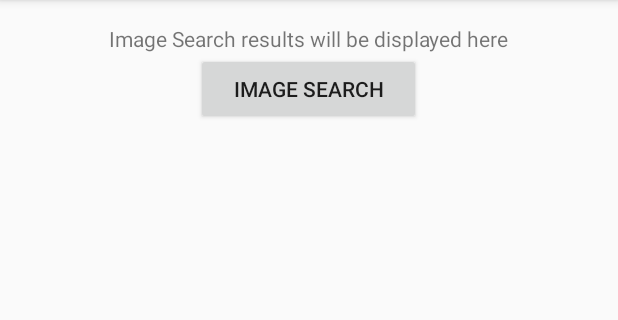
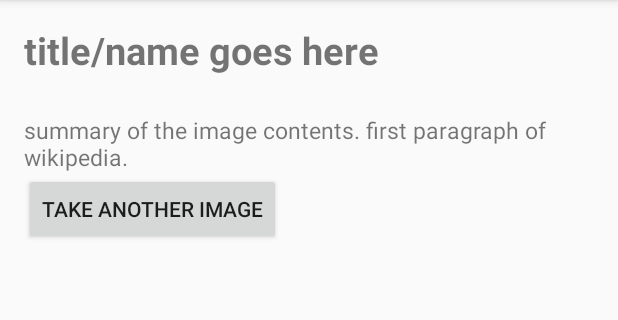
Before and after one commit to ODU-CS-441-Fall2015/VIA, an Android app: the ImageSearchActivity screen opened directly, with no data from a screen before it, on a phone screen of 412 x 824 dp, the part 84-404 px from its top. Run offline under Robolectric (Android 15) with nearby library versions, the phone set to English and light mode, and no system bars; libraries missing offline, so code that uses them is left out: retrofit.client; 1 statement that could not run was skipped.

Commit message:
one less activity and a button press down

```diff
--- a/app/src/main/java/rainbowbeard/viaglass/ImageSearchActivity.java
+++ b/app/src/main/java/rainbowbeard/viaglass/ImageSearchActivity.java
@@ -38,6 +38,25 @@ public class ImageSearchActivity extends AppCompatActivity {
         super.onCreate(savedInstanceState);
         setContentView(R.layout.activity_imagesearch);
 
+        final Upload upload = new Upload();
+        upload.title = "Image.jpg";
+        upload.description = "test image";
+        upload.image = resToFile(R.id.target_picture, upload.title);
+
+        new UploadService(this).Execute(upload, new Callback<ImageResponse>() {
+            @Override
+            public void success(ImageResponse imageResponse, Response response) {
+                Toast.makeText(ImageSearchActivity.this, "Performing Image Search", Toast.LENGTH_SHORT).show();
+                // successful upload, start reverse image search
+                new ImageSearchTask(ImageSearchActivity.this, imageResponse.data.link).start();
+            }
+
+            @Override
+            public void failure(RetrofitError error) {
+                Toast.makeText(ImageSearchActivity.this, "Upload failed", Toast.LENGTH_SHORT).show();
+            }
+        });
+
         // create our search response event broadcast receiver
         LocalBroadcastManager.getInstance(this).registerReceiver(new BroadcastReceiver() {
             @Override
@@ -48,21 +67,27 @@ public class ImageSearchActivity extends AppCompatActivity {
                 final String response = intent.getStringExtra(WikiSearchTask.WIKI_SEARCH_RESPONSE);
                 if (null != response) {
                     final WikiResponse wikiResponse = ResponseStore.getInstance().get(response);
-                    final TextView resultView = (TextView) findViewById(R.id.result_view);
+                    //final TextView resultView = (TextView) findViewById(R.id.result_view);
                     // set the text in the TextView to the first item in the WikiResponse names list
-                    resultView.setText(wikiResponse.names.get(0));
+                    //resultView.setText(wikiResponse.names.get(0));
 
-                    Intent displayIntent = new Intent(context, DataDisplay.class);
-                    displayIntent.putExtra("response key", response);
-                    startActivity(displayIntent);
-                    finish();
+                    //Intent displayIntent = new Intent(context, DataDisplay.class);
+                    //displayIntent.putExtra("response key", response);
+                    //startActivity(displayIntent);
+                    TextView titleText = (TextView) findViewById(R.id.title);
+                    titleText.setText(wikiResponse.names.get(0));
+                    TextView summaryText = (TextView) findViewById(R.id.summary);
+                    summaryText.setText(wikiResponse.descriptions.get(0));
                 }
             }
         }, new IntentFilter(WikiSearchTask.WIKI_SEARCH_RESPONSE));
         Log.d(TAG, "registered broadcast receiver for " + WikiSearchTask.WIKI_SEARCH_RESPONSE);
     }
 
-    public void onImageClick(final View v) {
+    public void onButtonClick(View view){
+        finish();
+    }
+   /* public void onImageClick(final View v) {
         Log.d(TAG, "retrieve clicked");
 
         // create new UploadService with our picture file stored in the Upload object
@@ -84,7 +109,7 @@ public class ImageSearchActivity extends AppCompatActivity {
                 Toast.makeText(ImageSearchActivity.this, "Upload failed", Toast.LENGTH_SHORT).show();
             }
         });
-    }
+    }*/
 
     /**
      * Converts a resourceId + filename pair to a {@link File} object
--- a/app/src/main/res/layout/activity_imagesearch.xml
+++ b/app/src/main/res/layout/activity_imagesearch.xml
@@ -8,8 +8,35 @@
     android:paddingTop="@dimen/activity_vertical_margin"
     android:orientation="vertical">
 
+    <TextView
+        android:layout_width= "wrap_content"
+        android:layout_height="wrap_content"
+        android:id="@+id/title"
+        android:text="title/name goes here"
+        android:gravity="center_horizontal"
+        android:textSize="25dp"
+        android:textStyle="bold"
+        android:layout_centerHorizontal="true"/>
+
 
     <TextView
+        android:layout_width= "wrap_content"
+        android:layout_height="wrap_content"
+        android:id="@+id/summary"
+        android:layout_marginTop = "25dp"
+        android:textSize="15dp"
+        android:layout_centerHorizontal="true"
+        android:text="summary of the image contents. first paragraph of wikipedia. "
+        android:layout_below="@+id/title"/>
+
+    <Button
+        android:layout_width="wrap_content"
+        android:layout_height="wrap_content"
+        android:layout_alignParentBottom="true"
+        android:layout_centerHorizontal="true"
+        android:text="Take another Image"
+        android:onClick="onButtonClick"/>
+   <!-- <TextView
         android:layout_width="wrap_content"
         android:layout_height="wrap_content"
         android:id="@+id/result_view"
@@ -22,6 +49,6 @@
         android:layout_height="wrap_content"
         android:text="@string/button_image_str"
         android:id="@+id/button_image"
-        android:layout_gravity="center_horizontal" />
+        android:layout_gravity="center_horizontal" />-->
 
 </LinearLayout>
```
